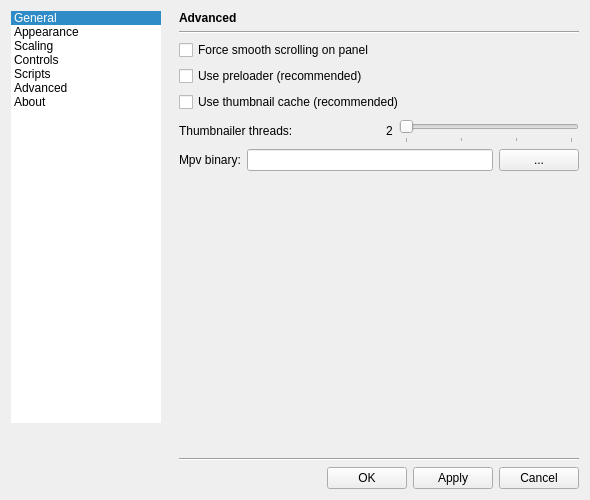
Old version of the form gui/dialogs/settingsdialog.ui in the repository do-i/thumbgrid.
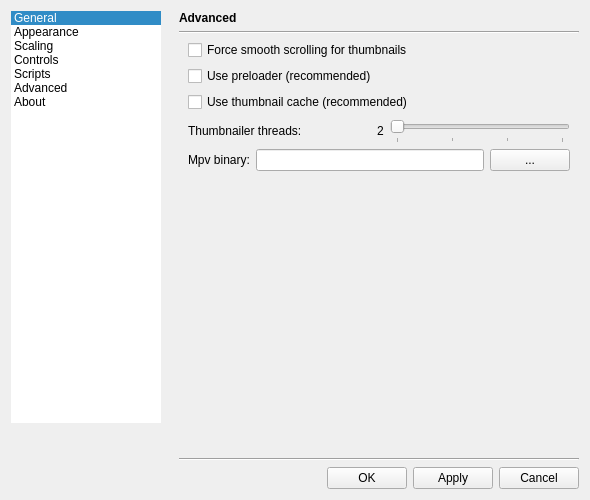
New version of the form. The open tabs and pages were chosen to show the change. Icons and pictures are not drawn. Custom widgets are drawn as their Qt base class.

Commit message: [Settings] Store firstRun value. [CropPanel] Fix retarded if statement. [Stylesheet] Pressed state for buttons. [Stylesheet] More tweaks. Fix some icons.

Diff of the .ui file:
```diff
--- a/gui/dialogs/settingsdialog.ui
+++ b/gui/dialogs/settingsdialog.ui
@@ -2112,54 +2112,20 @@
                 </widget>
                </item>
                <item>
-                <widget class="QCheckBox" name="forceSmoothScrollCheckBox">
-                 <property name="sizePolicy">
-                  <sizepolicy hsizetype="MinimumExpanding" vsizetype="Minimum">
-                   <horstretch>0</horstretch>
-                   <verstretch>0</verstretch>
-                  </sizepolicy>
+                <layout class="QGridLayout" name="gridLayout_10">
+                 <property name="leftMargin">
+                  <number>9</number>
                  </property>
-                 <property name="toolTip">
-                  <string>Check this if you dont have smooth scrolling in thumbnail panel</string>
+                 <property name="topMargin">
+                  <number>0</number>
                  </property>
-                 <property name="text">
-                  <string>Force smooth scrolling on panel</string>
+                 <property name="rightMargin">
+                  <number>9</number>
                  </property>
-                </widget>
-               </item>
-               <item>
-                <widget class="QCheckBox" name="usePreloaderCheckBox">
-                 <property name="sizePolicy">
-                  <sizepolicy hsizetype="MinimumExpanding" vsizetype="Minimum">
-                   <horstretch>0</horstretch>
-                   <verstretch>0</verstretch>
-                  </sizepolicy>
+                 <property name="bottomMargin">
+                  <number>0</number>
                  </property>
-                 <property name="toolTip">
-                  <string>Preload the next/previous image. Results in a much faster image switching (at the expense of wasting more RAM).</string>
-                 </property>
-                 <property name="text">
-                  <string>Use preloader (recommended)</string>
-                 </property>
-                </widget>
-               </item>
-               <item>
-                <widget class="QCheckBox" name="useThumbnailCacheCheckBox">
-                 <property name="sizePolicy">
-                  <sizepolicy hsizetype="MinimumExpanding" vsizetype="Minimum">
-                   <horstretch>0</horstretch>
-                   <verstretch>0</verstretch>
-                  </sizepolicy>
-                 </property>
-                 <property name="toolTip">
-                  <string>Cache is stored at ~.cache/qimgv/</string>
-                 </property>
-                 <property name="text">
-                  <string>Use thumbnail cache (recommended)</string>
-                 </property>
-                </widget>
-               </item>
-               <item>
+                 <item row="3" column="0">
                 <layout class="QHBoxLayout" name="horizontalLayout">
                  <property name="leftMargin">
                   <number>0</number>
@@ -2227,7 +2193,55 @@
                  </item>
                 </layout>
                </item>
-               <item>
+                 <item row="2" column="0">
+                  <widget class="QCheckBox" name="useThumbnailCacheCheckBox">
+                   <property name="sizePolicy">
+                    <sizepolicy hsizetype="MinimumExpanding" vsizetype="Minimum">
+                     <horstretch>0</horstretch>
+                     <verstretch>0</verstretch>
+                    </sizepolicy>
+                   </property>
+                   <property name="toolTip">
+                    <string>Cache is stored at ~.cache/qimgv/</string>
+                   </property>
+                   <property name="text">
+                    <string>Use thumbnail cache (recommended)</string>
+                   </property>
+                  </widget>
+                 </item>
+                 <item row="0" column="0">
+                  <widget class="QCheckBox" name="forceSmoothScrollCheckBox">
+                   <property name="sizePolicy">
+                    <sizepolicy hsizetype="MinimumExpanding" vsizetype="Minimum">
+                     <horstretch>0</horstretch>
+                     <verstretch>0</verstretch>
+                    </sizepolicy>
+                   </property>
+                   <property name="toolTip">
+                    <string>Check this if you dont have smooth scrolling in thumbnail panel</string>
+                   </property>
+                   <property name="text">
+                    <string>Force smooth scrolling for thumbnails</string>
+                   </property>
+                  </widget>
+                 </item>
+                 <item row="1" column="0">
+                  <widget class="QCheckBox" name="usePreloaderCheckBox">
+                   <property name="sizePolicy">
+                    <sizepolicy hsizetype="MinimumExpanding" vsizetype="Minimum">
+                     <horstretch>0</horstretch>
+                     <verstretch>0</verstretch>
+                    </sizepolicy>
+                   </property>
+                   <property name="toolTip">
+                    <string>Preload the next/previous image. Results in a much faster image switching (at the expense of wasting more RAM).</string>
+                   </property>
+                   <property name="text">
+                    <string>Use preloader (recommended)</string>
+                   </property>
+                  </widget>
+                 </item>
+                 <item row="4" column="0">
                 <layout class="QHBoxLayout" name="horizontalLayout_7">
                  <item>
                   <widget class="QLabel" name="mpvLabel">
@@ -2297,6 +2311,8 @@
                     <string>...</string>
                    </property>
                   </widget>
+                   </item>
+                  </layout>
                  </item>
                 </layout>
                </item>
```
Left out of the diff: 169 changed lines with no effect on the pictures. Lines whose indentation alone changed are shown as unchanged. The commit also changes 16 other files.
